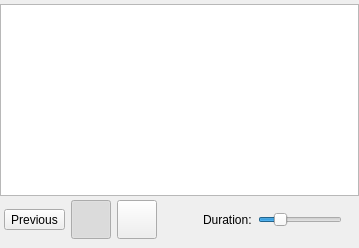
Before: the Qt Designer form master/src/SlideshowPanel.ui in veyon/veyon, drawn with Qt 5.
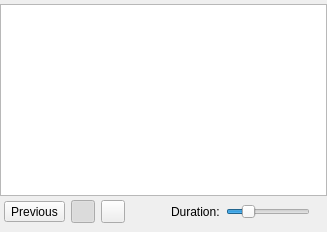
After: the same form once the commit is applied. Icons and pictures are not drawn. Custom widgets are drawn as their Qt base class.

Commit message:
Master: refactor icon size management and use native toolbar style
This improves High DPI support especially for Qt 6.5.

Patch:
```diff
--- a/master/src/SlideshowPanel.ui
+++ b/master/src/SlideshowPanel.ui
@@ -45,12 +45,6 @@
          <iconset resource="../../core/resources/core.qrc">
           <normaloff>:/core/go-previous.png</normaloff>:/core/go-previous.png</iconset>
         </property>
-        <property name="iconSize">
-         <size>
-          <width>32</width>
-          <height>32</height>
-         </size>
-        </property>
        </widget>
       </item>
       <item>
@@ -63,12 +57,6 @@
           <normaloff>:/core/media-playback-start.png</normaloff>
           <normalon>:/core/media-playback-pause.png</normalon>:/core/media-playback-start.png</iconset>
         </property>
-        <property name="iconSize">
-         <size>
-          <width>32</width>
-          <height>32</height>
-         </size>
-        </property>
         <property name="checkable">
          <bool>true</bool>
         </property>
@@ -86,12 +74,6 @@
          <iconset resource="../../core/resources/core.qrc">
           <normaloff>:/core/go-next.png</normaloff>:/core/go-next.png</iconset>
         </property>
-        <property name="iconSize">
-         <size>
-          <width>32</width>
-          <height>32</height>
-         </size>
-        </property>
        </widget>
       </item>
       <item>
```
The commit also changes 10 other files.
